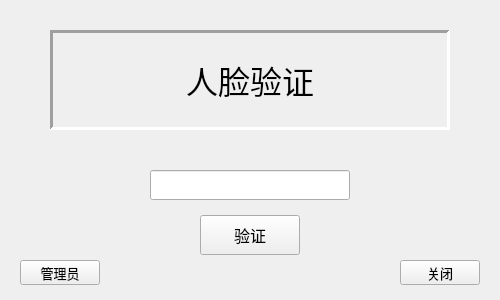
Old version of the form Major3/welcome.ui in the repository H-adorable/OpenCVFaceCheckIn.
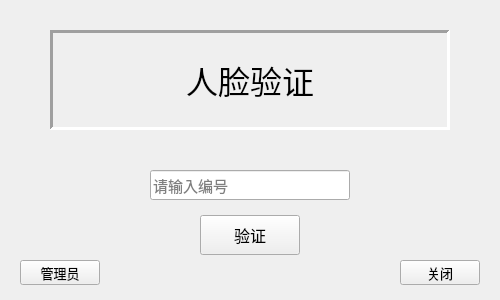
New version of the form.

The edit to the form file:
```diff
--- a/Major3/welcome.ui
+++ b/Major3/welcome.ui
@@ -83,6 +83,9 @@
    <property name="frame">
     <bool>true</bool>
    </property>
+   <property name="placeholderText">
+    <string>请输入编号</string>
+   </property>
   </widget>
   <widget class="QPushButton" name="checkIn">
    <property name="geometry">
```
